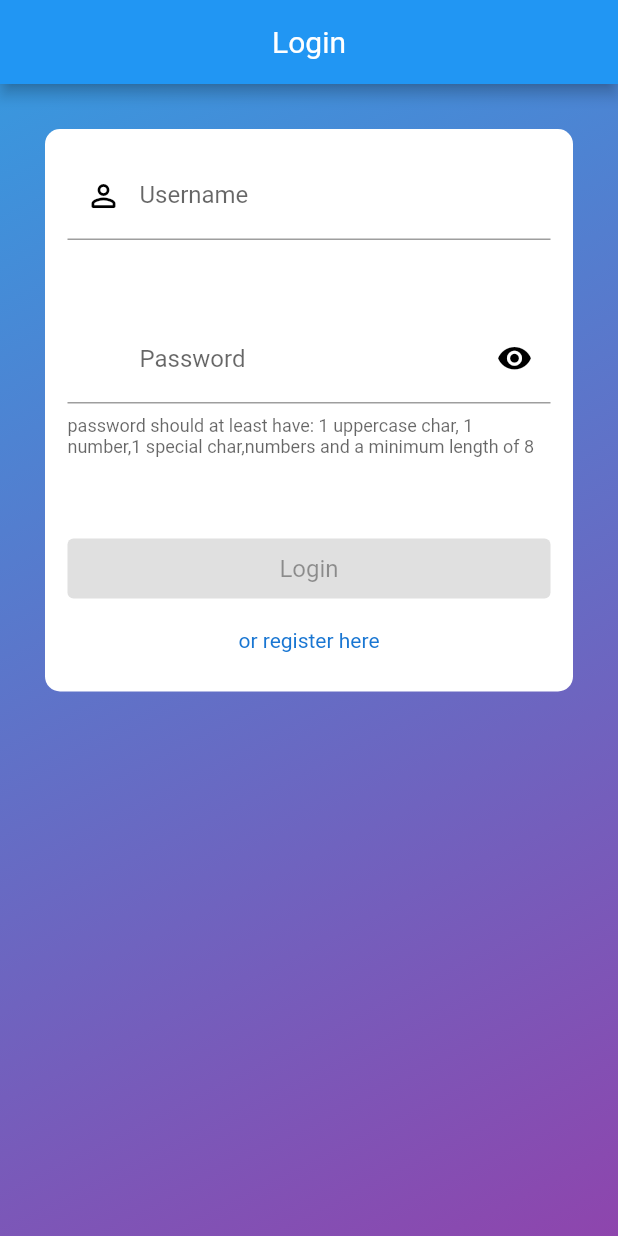
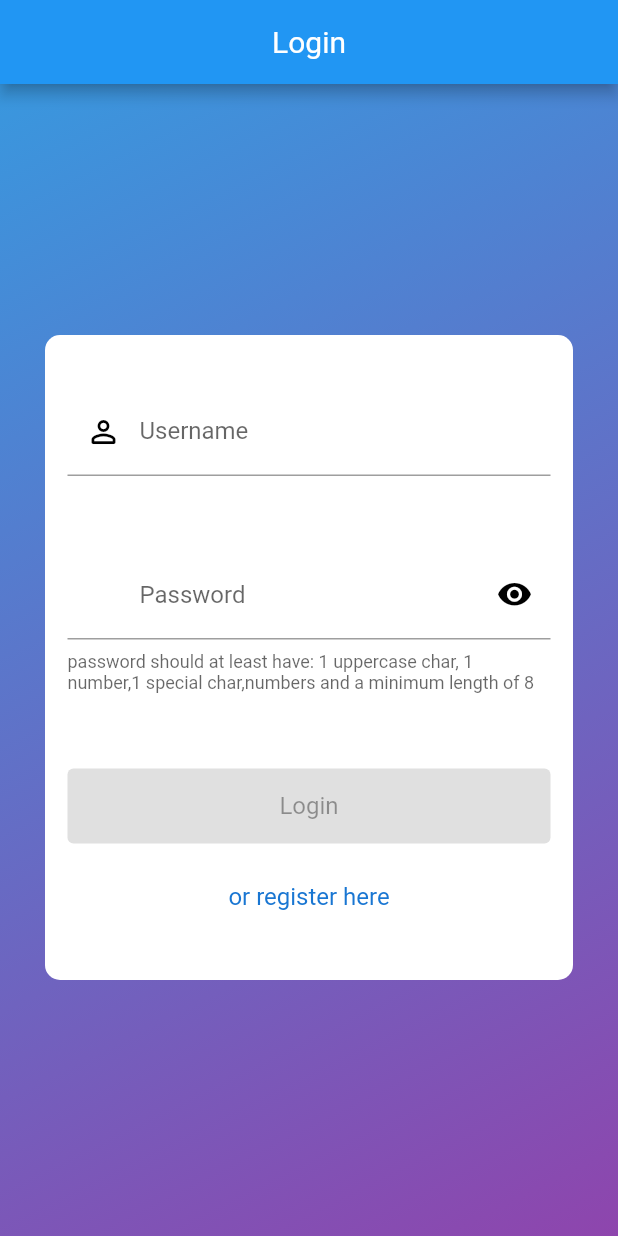
Before and after one commit to edoremo00/FlutterAuthFE, a Flutter app: the screen it shows after launch, on a phone screen of 412 x 824 dp. Run offline on Flutter 3.47's test engine with Material 2 defaults, Android fonts, the phone set to English and light mode, and no system bars.

Commit message:
miglioramento UI

```diff
--- a/lib/screens/loginscreen.dart
+++ b/lib/screens/loginscreen.dart
@@ -1,5 +1,6 @@
 import 'package:authapi/formvalidators/formvalidator.dart';
 import 'package:authapi/models/authmodel.dart';
+import 'package:authapi/screens/registerform.dart';
 import 'package:authapi/screens/widgets/loginform.dart';
 import 'package:authapi/services/authservice.dart';
 import 'package:flutter/material.dart';
@@ -15,11 +16,12 @@ class _loginscreenState extends State<loginscreen> {
   late TextEditingController usernamecontroller;
   late TextEditingController passwordcontroller;
   bool hidepass = true;
+  Registermodel reg = Registermodel();
 
   @override
   void initState() {
-    usernamecontroller = TextEditingController();
-    passwordcontroller = TextEditingController();
+    usernamecontroller = TextEditingController(); //text: reg.username ?? ''
+    passwordcontroller = TextEditingController(); //text: reg.password ?? ''
 
     super.initState();
   }
@@ -63,6 +65,9 @@ class _loginscreenState extends State<loginscreen> {
           ),
           body: SingleChildScrollView(
             physics: const BouncingScrollPhysics(),
+            child: Container(
+              margin:
+                  EdgeInsets.only(top: MediaQuery.of(context).size.height / 6),
               child: Column(
                 crossAxisAlignment: CrossAxisAlignment.stretch,
                 mainAxisAlignment: MainAxisAlignment.center,
@@ -70,7 +75,7 @@ class _loginscreenState extends State<loginscreen> {
                   Container(
                     margin: const EdgeInsets.all(30.0),
                     width: 80,
-                  height: 375,
+                    height: 430,
                     decoration: const BoxDecoration(
                       borderRadius: BorderRadius.horizontal(
                         left: Radius.circular(10),
@@ -82,15 +87,19 @@ class _loginscreenState extends State<loginscreen> {
                       children: [
                         Padding(
                           padding: const EdgeInsets.all(15.0),
+                          child: Container(
+                            margin: const EdgeInsets.only(top: 20),
                             child: loginform(
                               onchanged: (username) {
                                 model.username = username;
                               },
                               labeltext: 'Username',
-                          autovalidateMode: AutovalidateMode.onUserInteraction,
+                              autovalidateMode:
+                                  AutovalidateMode.onUserInteraction,
                               prefixicon: Icons.person_outline_rounded,
                               validator: validateusername,
                               controller: usernamecontroller,
+                            ),
                           ),
                         ),
                         const SizedBox(
@@ -103,7 +112,8 @@ class _loginscreenState extends State<loginscreen> {
                               model.password = password;
                             },
                             hidepassword: hidepass,
-                          autovalidateMode: AutovalidateMode.onUserInteraction,
+                            autovalidateMode:
+                                AutovalidateMode.onUserInteraction,
                             helpertext:
                                 'password should at least have: 1 uppercase char, 1 number,1 special char,numbers and a minimum length of 8',
                             controller: passwordcontroller,
@@ -129,22 +139,10 @@ class _loginscreenState extends State<loginscreen> {
                           height: 20,
                         ),
                         Container(
+                          height: 80,
                           width: double.infinity,
                           padding: const EdgeInsets.all(15),
                           child: ElevatedButton(
-                          style: ElevatedButton.styleFrom(
-                              enableFeedback: true,
-                              minimumSize: const Size.fromHeight(40),
-                              maximumSize: const Size.fromHeight(40)),
-                          onPressed: usernamecontroller.text.isEmpty ||
-                                  passwordcontroller.text.isEmpty ||
-                                  usernamecontroller.text.isEmpty &&
-                                      passwordcontroller.text.isEmpty
-                              ? null
-                              : () async {
-                                  _formkey.currentState!.save();
-                                  await login(model);
-                                },
                             child: const Text(
                               'Login',
                               style: TextStyle(
@@ -152,17 +150,35 @@ class _loginscreenState extends State<loginscreen> {
                                 fontWeight: FontWeight.w400,
                               ),
                             ),
+                            onPressed:
+                                _formkey.currentState?.validate() ?? false
+                                    ? () async {
+                                        setState(() {});
+                                        _formkey.currentState!.save();
+                                        await login(model);
+                                      }
+                                    : null,
                           ),
                         ),
                         const SizedBox(
                           height: 1,
                         ),
                         GestureDetector(
+                          child: Container(
+                            margin: const EdgeInsets.only(top: 10),
                             child: Text(
                               'or register here',
                               style: TextStyle(
+                                fontSize: 16,
                                 fontWeight: FontWeight.w400,
                                 color: Colors.blue.shade700,
+                              ),
+                            ),
+                          ),
+                          onTap: () => Navigator.push(
+                            context,
+                            MaterialPageRoute(
+                              builder: (context) => const Registerform(),
                             ),
                           ),
                         ),
@@ -174,6 +190,7 @@ class _loginscreenState extends State<loginscreen> {
             ),
           ),
         ),
+      ),
     );
   }
 }
```
Lines whose indentation alone changed are shown as unchanged.
